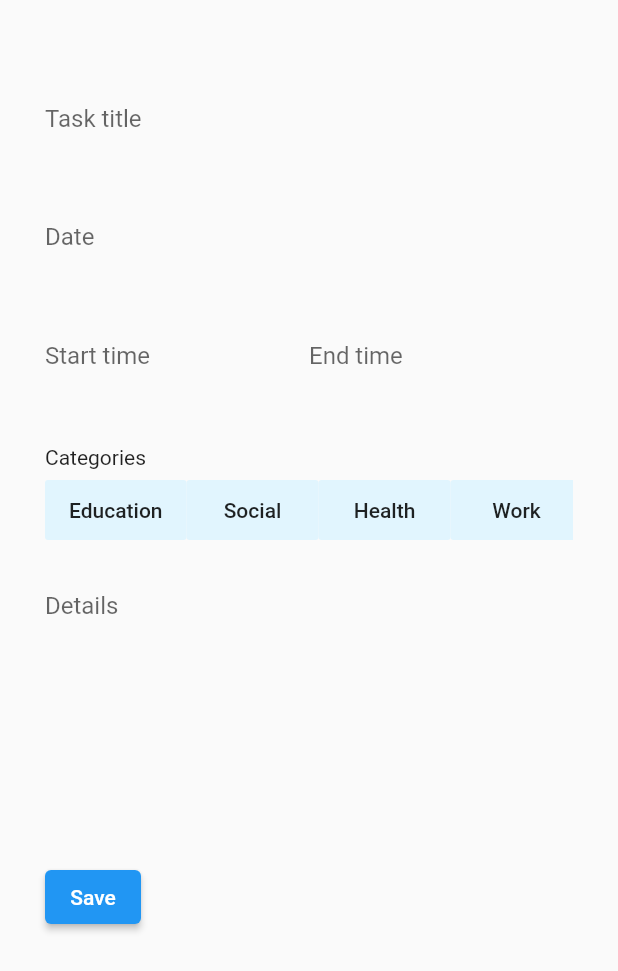
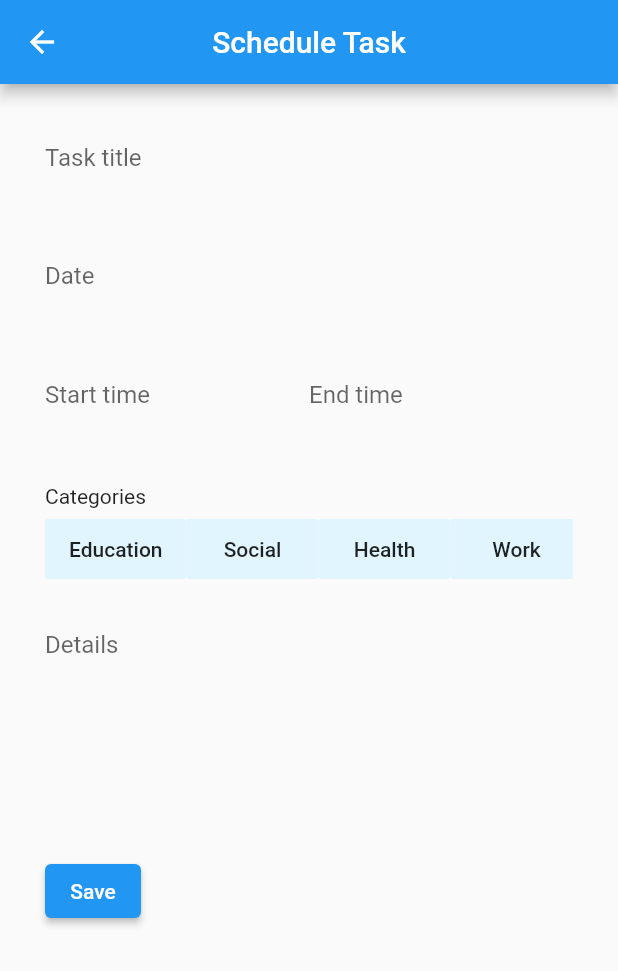
Before and after one commit to ubclaunchpad/time-tracker, a Flutter app: the AddTaskScreen screen opened directly, after a tap on "Schedule Task", on a phone screen of 412 x 824 dp. Shown: the top 971 px of the screen. Run offline on Flutter 3.47's test engine with Material 2 defaults, Android fonts, the phone set to English and light mode, and no system bars.

Commit message:
added appbar with navigation back to origin

```diff
--- a/lib/src/screens/schedule_task.dart
+++ b/lib/src/screens/schedule_task.dart
@@ -23,6 +23,7 @@ class _scheduleTaskScreenState extends State<StatefulWidget>{
   Widget build(BuildContext context) {
     return Scaffold(
       key: Key('schedule_task_screen'),
+      appBar: _renderTopAppBar(),
       body: SingleChildScrollView(
         child: Container(
           padding: const EdgeInsets.symmetric(
@@ -36,7 +37,6 @@ class _scheduleTaskScreenState extends State<StatefulWidget>{
 Widget renderTaskScheduling()=> Column(
     crossAxisAlignment: CrossAxisAlignment.start,
     children: <Widget> [
-      SizedBox(height:30),
       _renderTextField('Task title', taskTitleFieldController),
       SizedBox(height:20),
       _renderTextField('Date', dateFieldController),
@@ -48,7 +48,7 @@ Widget renderTaskScheduling()=> Column(
       _renderCategoryChoices(),
       SizedBox(height:15),
       _renderTextField('Details', detailsFieldController),
-      SizedBox(height: 140),
+      SizedBox(height: 110),
       _renderSaveButton(),
     ],);
 
@@ -90,6 +90,11 @@ Widget _renderCategoryChoices() => Container(
       }
   ));
 
+Widget _renderTopAppBar() => AppBar(
+        title: Text('Schedule Task'),
+        centerTitle: true,
+      );
+
 Widget _renderSaveButton() =>  ElevatedButton(
     key: Key('save_scheduled_task_button'),
     child: Text('Save'),
```
Also changed, not shown: screen_shots/schedule_task_screen_empty.png, screen_shots/schedule_task_screen_filled.png.
